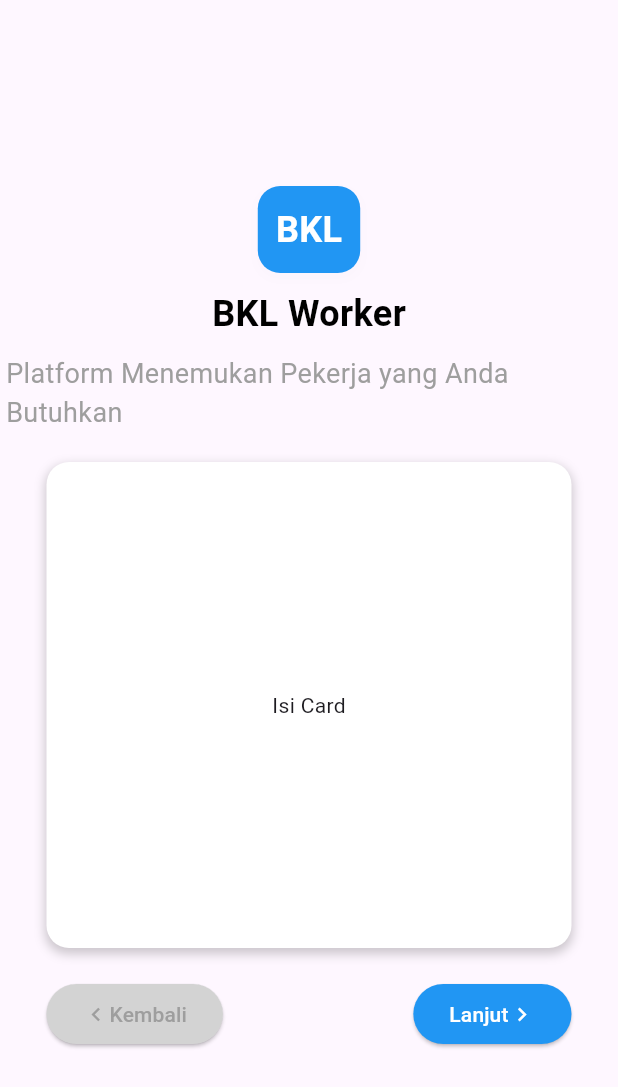
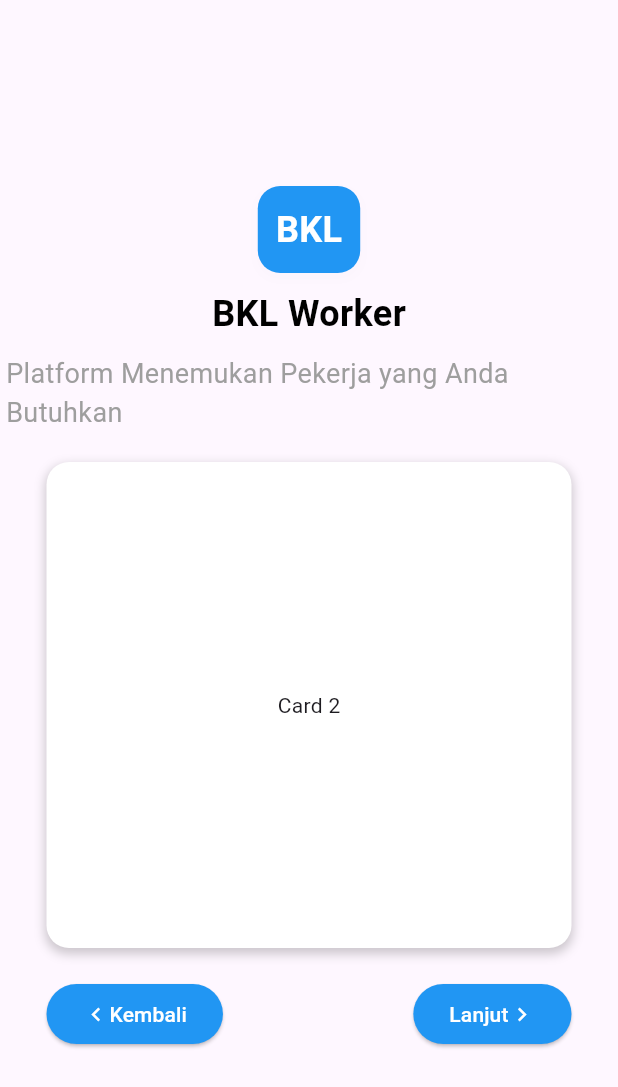
Before and after one commit to RahmadFadhil8/Kelompok-Budiono-no_poverty, a Flutter app: the WelcomeScreen screen opened directly, after a tap on "Lanjut", on a phone screen of 412 x 824 dp. Shown: the top 1087 px of the screen. Run offline on Flutter 3.47's test engine with Material 3 defaults, Android fonts, the phone set to English and light mode, and no system bars; key blocks and very long unbroken strings in the code were emptied for the run.

Commit message:
add controller button welcome screen

```diff
--- a/lib/main.dart
+++ b/lib/main.dart
@@ -18,7 +18,7 @@ class MyApp extends StatelessWidget {
         colorScheme: ColorScheme.fromSeed(seedColor: Colors.deepPurple),
       ),
       debugShowCheckedModeBanner: false,
-      home: Home(),
+      home: WelcomeScreen(),
     );
   }
 }
--- a/lib/screens/welcome/welcome_screen.dart
+++ b/lib/screens/welcome/welcome_screen.dart
@@ -12,6 +12,14 @@ class WelcomeScreen extends StatefulWidget {
 }
 
 class _WelcomeScreenState extends State<WelcomeScreen> {
+  final List<Widget> screen = [
+    Text("Card 1"),
+    Text("Card 2"),
+    Text("Card 3"),
+  ];
+
+  int idx = 0;
+
   @override
   Widget build(BuildContext context) {
     return Scaffold(
@@ -45,7 +53,7 @@ class _WelcomeScreenState extends State<WelcomeScreen> {
 
             CustomCard(
               widthContainer: 350,
-              childContainer: Center(heightFactor: 15, child: Text("Isi Card")),
+              childContainer: Center(heightFactor: 15, child: screen[idx]),
             ),
 
             const SizedBox(height: 20),
@@ -55,8 +63,16 @@ class _WelcomeScreenState extends State<WelcomeScreen> {
                 mainAxisAlignment: MainAxisAlignment.spaceBetween,
                 children: [
                   CustomButton(
-                    backgroundColor: const Color.fromARGB(255, 211, 211, 211),
-                    foregroundColor: Colors.grey,
+                    backgroundColor: idx!=0?Colors.blue:Colors.grey,
+                    foregroundColor: idx!=0?Colors.white:Colors.grey,
+                    onPress:
+                        idx == 0
+                            ? null
+                            : () {
+                              setState(() {
+                                idx--;
+                              });
+                            },
                     child: Row(
                       mainAxisAlignment: MainAxisAlignment.spaceBetween,
                       children: [
@@ -64,7 +80,6 @@ class _WelcomeScreenState extends State<WelcomeScreen> {
                         const Text("Kembali"),
                       ],
                     ),
-                    onPress: () {},
                   ),
                   CustomButton(
                     backgroundColor: Colors.blue,
@@ -72,11 +87,19 @@ class _WelcomeScreenState extends State<WelcomeScreen> {
                     child: Row(
                       mainAxisAlignment: MainAxisAlignment.spaceBetween,
                       children: [
-                        const Text("Lanjut"),
+                        Text(idx+1 == screen.length ? "Mulai" : "Lanjut"),
                         const Icon(Icons.chevron_right),
                       ],
                     ),
-                    onPress: () {},
+                    onPress: () {
+                      setState(() {
+                        if (idx >= screen.length) {
+                          return;
+                        }
+
+                        idx++;
+                      });
+                    },
                   ),
                 ],
               ),
--- a/lib/widgets/custom_Button.dart
+++ b/lib/widgets/custom_Button.dart
@@ -2,7 +2,7 @@ import 'package:flutter/material.dart';
 
 class CustomButton extends StatelessWidget {
   final Widget child;
-  final VoidCallback onPress;
+  final VoidCallback? onPress;
   final Color backgroundColor;
   final Color foregroundColor;
 
```
